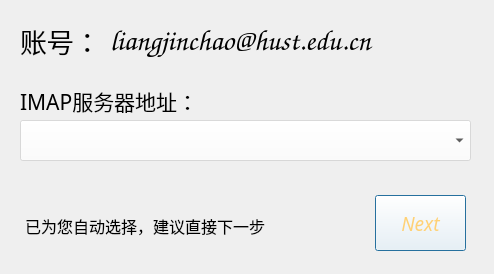
The window that ui_recv_host.ui (oliverhust/SendMail) describes before a commit, drawn with Qt 5.
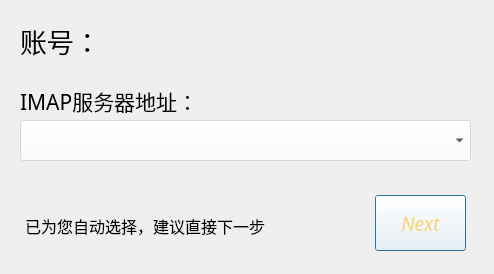
The same window after the commit. Icons and pictures are not drawn.

Diff of the .ui file:
```diff
--- a/ui_recv_host.ui
+++ b/ui_recv_host.ui
@@ -62,7 +62,7 @@
     </font>
    </property>
    <property name="text">
-    <string>liangjinchao@hust.edu.cn</string>
+    <string/>
    </property>
   </widget>
   <widget class="QLabel" name="label_3">
```
Left out of the diff: 4 changed lines with no effect on the pictures.
